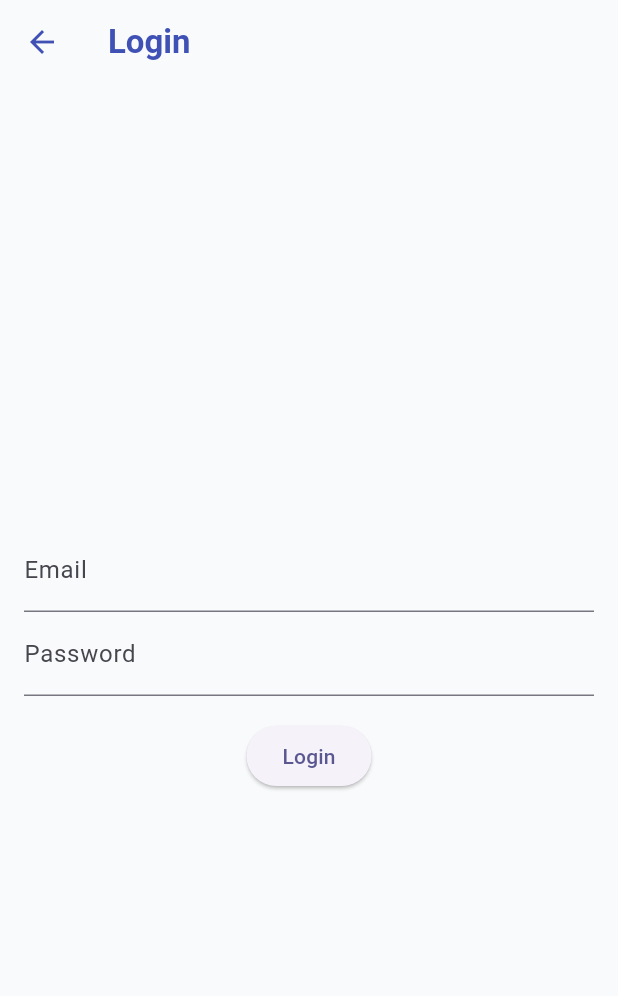
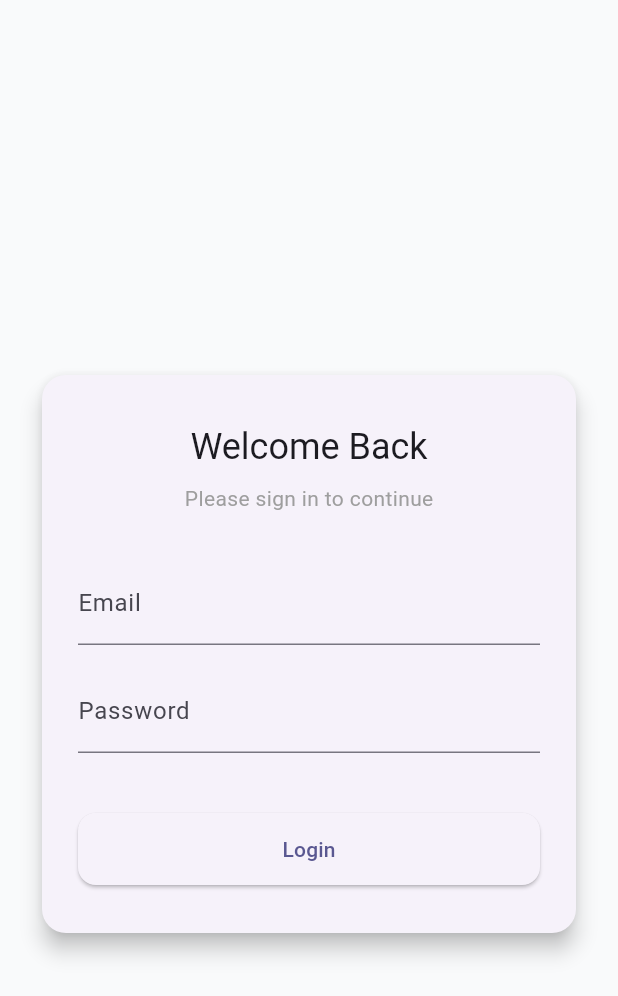
Before and after one commit to Nazagomez/frontendNotificador, a Flutter app: the LoginScreen screen opened by its route, on a phone screen of 412 x 824 dp. Shown: the top 996 px of the screen. Run offline on Flutter 3.47's test engine with Material 3 defaults, Android fonts, the phone set to English and light mode, and no system bars; our stand-ins replace socket_io_client; accounts and stored records are empty; network calls fail.

Commit message:
Implement AuthGuard for protected routes; refactor ProfileScreen and LoginScreen to utilize authentication checks

```diff
--- a/lib/core/routes/app_routes.dart
+++ b/lib/core/routes/app_routes.dart
@@ -1,4 +1,5 @@
 import 'package:flutter/material.dart';
+import 'package:notificador/core/routes/auth_guard.dart';
 import 'package:notificador/features/events/screens/events_screen.dart';
 import 'package:notificador/features/home/screens/home_screen.dart';
 import 'package:notificador/features/notifications/screens/notifications_screen.dart';
@@ -12,11 +13,11 @@ class AppRoutes {
   static const String profile = '/profile';
   static const String login = '/login';
 
-  static Map<String, WidgetBuilder> routes = {
+  static final Map<String, WidgetBuilder> routes = {
     home: (_) => const HomeScreen(),
     events: (_) => const EventsScreen(),
     notifications: (_) => const NotificationsScreen(),
-    profile: (_) => const ProfileScreen(),
+    profile: (_) => AuthGuard(builder: (context) => ProfileScreen()),
     login: (_) => const LoginScreen(),
   };
 }
--- a/lib/features/main_layout/main_layout.dart
+++ b/lib/features/main_layout/main_layout.dart
@@ -1,4 +1,5 @@
 import 'package:flutter/material.dart';
+import 'package:notificador/core/routes/auth_guard.dart';
 import 'package:provider/provider.dart';
 import 'package:notificador/features/events/screens/events_screen.dart';
 import 'package:notificador/features/home/screens/home_screen.dart';
@@ -33,7 +34,7 @@ class _MainLayoutState extends State<MainLayout> {
       const HomeScreen(),
       const EventsScreen(),
       const NotificationsScreen(),
-      const ProfileScreen(),
+      AuthGuard(builder: (context) => const ProfileScreen()),
     ];
 
     return Scaffold(
--- a/lib/features/profile/screens/login_screen.dart
+++ b/lib/features/profile/screens/login_screen.dart
@@ -1,4 +1,3 @@
-// lib/features/auth/screens/login_screen.dart
 import 'package:flutter/material.dart';
 import 'package:notificador/shared/services/auth_service.dart';
 import 'package:provider/provider.dart';
@@ -11,12 +10,15 @@ class LoginScreen extends StatefulWidget {
 }
 
 class _LoginScreenState extends State<LoginScreen> {
+  final _formKey = GlobalKey<FormState>();
   final _emailController = TextEditingController();
   final _passwordController = TextEditingController();
   bool _isLoading = false;
   String? _error;
 
   Future<void> _handleLogin() async {
+    if (!_formKey.currentState!.validate()) return;
+
     setState(() {
       _isLoading = true;
       _error = null;
@@ -24,53 +26,144 @@ class _LoginScreenState extends State<LoginScreen> {
 
     try {
       await context.read<AuthService>().login(
-        _emailController.text,
+        _emailController.text.trim(),
         _passwordController.text,
       );
-      setState(() {
-        _isLoading = false;
-      });
-
       if (!mounted) return;
+      Navigator.maybePop(context);
     } catch (e) {
       setState(() {
         _error = 'Invalid credentials. Try again.';
         _isLoading = false;
       });
+    } finally {
+      if (mounted) {
+        setState(() {
+          _isLoading = false;
+        });
+      }
     }
   }
 
   @override
   Widget build(BuildContext context) {
+    final theme = Theme.of(context);
+
     return Scaffold(
-      appBar: AppBar(title: const Text('Login')),
-      body: Padding(
-        padding: const EdgeInsets.all(16.0),
+      body: LayoutBuilder(
+        builder: (context, constraints) {
+          return SingleChildScrollView(
+            padding: const EdgeInsets.all(24),
+            child: ConstrainedBox(
+              constraints: BoxConstraints(minHeight: constraints.maxHeight),
+              child: Center(
+                child: IntrinsicHeight(
+                  child: Card(
+                    elevation: 6,
+                    shape: RoundedRectangleBorder(
+                      borderRadius: BorderRadius.circular(16),
+                    ),
+                    child: Padding(
+                      padding: const EdgeInsets.symmetric(
+                        horizontal: 24,
+                        vertical: 32,
+                      ),
                       child: Column(
-          mainAxisAlignment: MainAxisAlignment.center,
+                        mainAxisSize: MainAxisSize.min,
                         children: [
-            TextField(
+                          Text(
+                            'Welcome Back',
+                            style: theme.textTheme.headlineSmall,
+                          ),
+                          const SizedBox(height: 8),
+                          Text(
+                            'Please sign in to continue',
+                            style: theme.textTheme.bodyMedium?.copyWith(
+                              color: Colors.grey,
+                            ),
+                          ),
+                          const SizedBox(height: 32),
+                          Form(
+                            key: _formKey,
+                            child: Column(
+                              children: [
+                                TextFormField(
                                   controller: _emailController,
-              decoration: const InputDecoration(labelText: 'Email'),
+                                  decoration: const InputDecoration(
+                                    labelText: 'Email',
                                   ),
-            TextField(
+                                  keyboardType: TextInputType.emailAddress,
+                                  validator: (value) {
+                                    if (value == null || value.trim().isEmpty) {
+                                      return 'Email is required';
+                                    }
+                                    /* if (!value.contains('@')) {
+                                      return 'Enter a valid email';
+                                    } */
+                                    return null;
+                                  },
+                                ),
+                                const SizedBox(height: 16),
+                                TextFormField(
                                   controller: _passwordController,
                                   obscureText: true,
-              decoration: const InputDecoration(labelText: 'Password'),
+                                  decoration: const InputDecoration(
+                                    labelText: 'Password',
                                   ),
-            const SizedBox(height: 16),
-            if (_error != null)
-              Text(_error!, style: const TextStyle(color: Colors.red)),
-            ElevatedButton(
-              onPressed: _isLoading ? null : _handleLogin,
-              child:
-                  _isLoading
-                      ? const CircularProgressIndicator()
-                      : const Text('Login'),
+                                  validator: (value) {
+                                    if (value == null || value.isEmpty) {
+                                      return 'Password is required';
+                                    }
+                                    /* if (value.length < 6) {
+                                      return 'Minimum 6 characters';
+                                    } */
+                                    return null;
+                                  },
                                 ),
                               ],
                             ),
                           ),
+                          const SizedBox(height: 16),
+                          if (_error != null)
+                            Text(
+                              _error!,
+                              style: const TextStyle(color: Colors.red),
+                            ),
+                          const SizedBox(height: 24),
+                          SizedBox(
+                            width: double.infinity,
+                            child: ElevatedButton(
+                              onPressed: _isLoading ? null : _handleLogin,
+                              style: ElevatedButton.styleFrom(
+                                padding: const EdgeInsets.symmetric(
+                                  vertical: 14,
+                                ),
+                                shape: RoundedRectangleBorder(
+                                  borderRadius: BorderRadius.circular(12),
+                                ),
+                              ),
+                              child:
+                                  _isLoading
+                                      ? const SizedBox(
+                                        width: 20,
+                                        height: 20,
+                                        child: CircularProgressIndicator(
+                                          strokeWidth: 2,
+                                        ),
+                                      )
+                                      : const Text('Login'),
+                            ),
+                          ),
+                        ],
+                      ),
+                    ),
+                  ),
+                ),
+              ),
+            ),
+          );
+        },
+      ),
     );
   }
 }
--- a/lib/shared/services/auth_service.dart
+++ b/lib/shared/services/auth_service.dart
@@ -10,8 +10,8 @@ class AuthService extends ChangeNotifier {
   UserModel? _currentUser;
   UserModel? get currentUser => _currentUser;
 
-  bool get isGuest => _currentUser == null;
-  bool get isAdmin => _currentUser?.role.toString() == 'admin';
+  bool get isLoggedIn => _currentUser != null;
+  bool get isAdmin => isLoggedIn && (_currentUser?.isAdmin ?? false);
 
   Future<void> login(String email, String password) async {
     final response = await http.post(
```
Also changed, not shown: lib/core/routes/auth_guard.dart (added, +31 -0 lines). Lines whose indentation alone changed are shown as unchanged.
